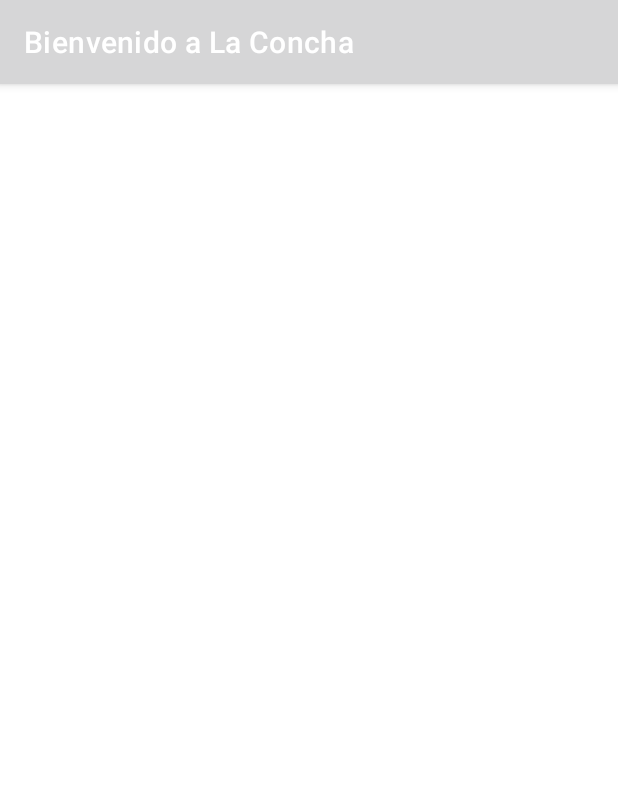
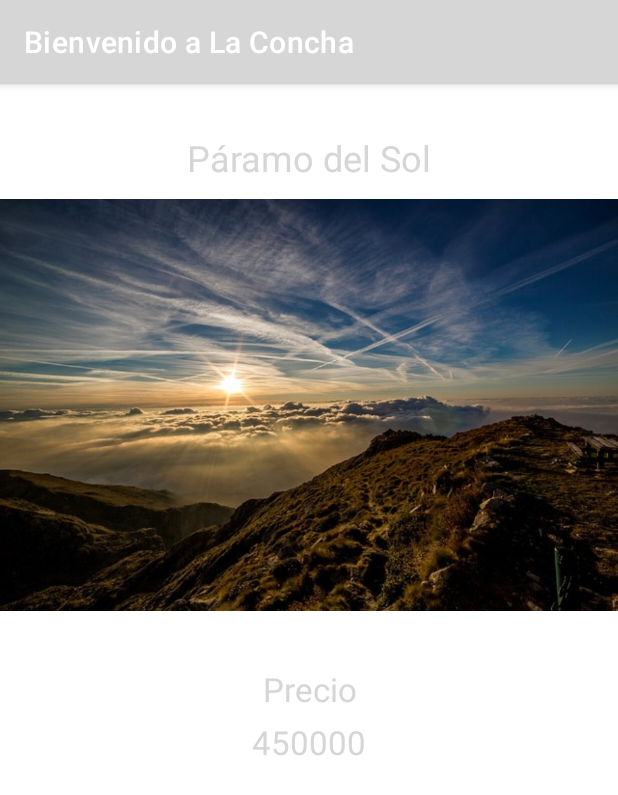
Before and after one commit to jarioss/concepcion, an Android app: the SitiosList screen opened directly, with no data from a screen before it, on a phone screen of 412 x 824 dp. Shown: the top 795 px of the screen. Run offline under Robolectric (Android 15) with nearby library versions, the phone set to English and light mode, and no system bars.

Commit message:
Se finaliza el trabajo, queda pendiente organizar las listas para que queden una sobre la otra

```diff
--- a/app/src/main/AndroidManifest.xml
+++ b/app/src/main/AndroidManifest.xml
@@ -35,9 +35,6 @@
             android:exported="false" />
         <activity
             android:name=".MainActivity"
-            android:exported="false" />
-        <activity
-            android:name=".Home"
             android:exported="true">
             <intent-filter>
                 <action android:name="android.intent.action.MAIN" />
@@ -45,6 +42,9 @@
                 <category android:name="android.intent.category.LAUNCHER" />
             </intent-filter>
         </activity>
+        <activity
+            android:name=".Home"
+            android:exported="false"/>
     </application>
 
 </manifest>
--- a/app/src/main/java/com/example/concepcion/SitiosList.java
+++ b/app/src/main/java/com/example/concepcion/SitiosList.java
@@ -1,14 +1,38 @@
 package com.example.concepcion;
 
 import androidx.appcompat.app.AppCompatActivity;
+import androidx.recyclerview.widget.LinearLayoutManager;
+import androidx.recyclerview.widget.RecyclerView;
 
 import android.os.Bundle;
 
+import com.example.concepcion.adaptadores.AdaptadorSitio;
+import com.example.concepcion.moldes.MoldeSitios;
+
+import java.util.ArrayList;
+
 public class SitiosList extends AppCompatActivity {
 
+
+    ArrayList<MoldeSitios> listaSitios = new ArrayList<>();
+    RecyclerView recyclerSitios;
     @Override
     protected void onCreate(Bundle savedInstanceState) {
         super.onCreate(savedInstanceState);
         setContentView(R.layout.activity_sitios_list);
+        recyclerSitios = findViewById(R.id.listasitiosdinamicos);
+        recyclerSitios.setLayoutManager(new LinearLayoutManager(this, RecyclerView.VERTICAL, false));
+
+        crearLista();
+        AdaptadorSitio adaptador = new AdaptadorSitio(listaSitios);
+        recyclerSitios.setAdapter(adaptador);
+    }
+
+    public void crearLista(){
+        listaSitios.add(new MoldeSitios("Páramo del Sol", "450000", R.drawable.paramosol));
+        listaSitios.add(new MoldeSitios("Isla Paraíso", "1500000", R.drawable.polynesia));
+        listaSitios.add(new MoldeSitios("Concepción", "120000" , R.drawable.concepcion));
+        listaSitios.add(new MoldeSitios("Jardín", "150000" , R.drawable.jardin));
+        listaSitios.add(new MoldeSitios("Medellín", "80000" , R.drawable.metroclabel));
     }
 }
--- /dev/null
+++ b/app/src/main/java/com/example/concepcion/adaptadores/AdaptadorSitio.java
@@ -0,0 +1,60 @@
+package com.example.concepcion.adaptadores;
+
+import android.view.LayoutInflater;
+import android.view.View;
+import android.view.ViewGroup;
+import android.widget.ImageView;
+import android.widget.TextView;
+
+import androidx.annotation.NonNull;
+import androidx.recyclerview.widget.RecyclerView;
+
+import com.example.concepcion.R;
+import com.example.concepcion.moldes.MoldeSitios;
+
+import java.util.ArrayList;
+
+public class AdaptadorSitio extends RecyclerView.Adapter<AdaptadorSitio.viewHolder> {
+
+    public ArrayList<MoldeSitios> listaSitios;
+
+    public AdaptadorSitio(ArrayList<MoldeSitios> listaSitios) {
+        this.listaSitios = listaSitios;
+    }
+
+    public AdaptadorSitio.viewHolder onCreateViewHolder(@NonNull ViewGroup viewGroup, int i) {
+        View vista = LayoutInflater.from(viewGroup.getContext()).inflate(R.layout.molde_sitios, null, false);
+        return new viewHolder(vista);
+    }
+
+    @Override
+    public void onBindViewHolder(@NonNull AdaptadorSitio.viewHolder viewHolder, int i) {
+        viewHolder.actualizarDatos(listaSitios.get(i));
+
+    }
+
+    @Override
+    public int getItemCount() {
+        return listaSitios.size();
+    }
+
+    public class viewHolder extends RecyclerView.ViewHolder {
+        TextView nombreSitio;
+        TextView precioSitio;
+        ImageView fotoSitio;
+
+        public viewHolder(View item) {
+            super(item);
+            fotoSitio = item.findViewById(R.id.fotomoldesitio);
+            nombreSitio = item.findViewById(R.id.titulomoldesitio);
+            precioSitio = item.findViewById(R.id.preciositio);
+        }
+
+        public void actualizarDatos(MoldeSitios moldeSitios){
+            fotoSitio.setImageResource(moldeSitios.getFoto());
+            nombreSitio.setText(moldeSitios.getNombre());
+            precioSitio.setText(moldeSitios.getPrecios());
+        }
+
+    }
+}
--- a/app/src/main/java/com/example/concepcion/adaptadores/AdpatadorSitio.java
+++ /dev/null
@@ -1,4 +0,0 @@
-package com.example.concepcion.adaptadores;
-
-public class AdpatadorSitio {
-}
--- a/app/src/main/java/com/example/concepcion/adaptadores/HotelAdaptador.java
+++ b/app/src/main/java/com/example/concepcion/adaptadores/HotelAdaptador.java
@@ -17,11 +17,9 @@ import java.util.ArrayList;
 public class HotelAdaptador extends RecyclerView.Adapter<HotelAdaptador.viewHolder> {
 
     //ATRIBUTOS
-
     public ArrayList<MoldeHotel> listaHoteles;
 
     //CONSTRUCTOR
-
 
     public HotelAdaptador(ArrayList<MoldeHotel> listaHoteles) {
         this.listaHoteles = listaHoteles;
--- a/app/src/main/java/com/example/concepcion/moldes/MoldeSitios.java
+++ b/app/src/main/java/com/example/concepcion/moldes/MoldeSitios.java
@@ -1,4 +1,39 @@
 package com.example.concepcion.moldes;
 
 public class MoldeSitios {
+
+    private String nombre;
+    private String precios;
+    private Integer foto;
+
+    public MoldeSitios(String nombre, String precios, Integer foto) {
+        this.nombre = nombre;
+        this.precios = precios;
+        this.foto = foto;
+
+    }
+
+    public String getNombre() {
+        return nombre;
+    }
+
+    public void setNombre(String nombre) {
+        this.nombre = nombre;
+    }
+
+    public String getPrecios() {
+        return precios;
+    }
+
+    public void setPrecios(String precios) {
+        this.precios = precios;
+    }
+
+    public Integer getFoto() {
+        return foto;
+    }
+
+    public void setFoto(Integer foto) {
+        this.foto = foto;
+    }
 }
--- a/app/src/main/res/layout/activity_sitios_list.xml
+++ b/app/src/main/res/layout/activity_sitios_list.xml
@@ -7,7 +7,11 @@
     tools:context=".SitiosList">
 
     <androidx.recyclerview.widget.RecyclerView
+        android:id="@+id/listasitiosdinamicos"
         android:layout_width="match_parent"
-        android:layout_height="match_parent"/>
+        app:layout_constraintTop_toTopOf="parent"
+        app:layout_constraintStart_toStartOf="parent"
+        app:layout_constraintEnd_toEndOf="parent"
+        android:layout_height="wrap_content"/>
 
 </androidx.constraintlayout.widget.ConstraintLayout>
--- a/app/src/main/res/layout/molde_hotel.xml
+++ b/app/src/main/res/layout/molde_hotel.xml
@@ -60,7 +60,7 @@
         app:layout_constraintEnd_toEndOf="parent"
         app:layout_constraintStart_toStartOf="parent"
         app:layout_constraintTop_toTopOf="parent"
-        app:layout_constraintVertical_bias="0.6" />
+        app:layout_constraintVertical_bias="0.61" />
 
     <TextView
         android:id="@+id/preciohotelquemado"
--- a/app/src/main/res/layout/molde_restaurant.xml
+++ b/app/src/main/res/layout/molde_restaurant.xml
@@ -45,7 +45,6 @@
         android:textSize="22dp"
         app:layout_constraintBottom_toBottomOf="parent"
         app:layout_constraintEnd_toEndOf="parent"
-        app:layout_constraintHorizontal_bias="0.02"
         app:layout_constraintStart_toStartOf="parent"
         app:layout_constraintTop_toTopOf="parent"
         app:layout_constraintVertical_bias="0.55"
@@ -60,10 +59,9 @@
         android:textSize="22dp"
         app:layout_constraintBottom_toBottomOf="parent"
         app:layout_constraintEnd_toEndOf="parent"
-        app:layout_constraintHorizontal_bias="0.02"
         app:layout_constraintStart_toStartOf="parent"
         app:layout_constraintTop_toTopOf="parent"
-        app:layout_constraintVertical_bias="0.6"
+        app:layout_constraintVertical_bias="0.61"
         android:textAlignment="center"/>
 
     <TextView
@@ -90,7 +88,6 @@
         android:textSize="22dp"
         app:layout_constraintBottom_toBottomOf="parent"
         app:layout_constraintEnd_toEndOf="parent"
-        app:layout_constraintHorizontal_bias="0.02"
         app:layout_constraintStart_toStartOf="parent"
         app:layout_constraintTop_toTopOf="parent"
         app:layout_constraintVertical_bias="0.75"
```
Also changed, not shown: app/src/main/java/com/example/concepcion/Restaurantes.java (+16 -0 lines), app/src/main/java/com/example/concepcion/Sitios.java (+15 -0 lines), app/src/main/java/com/example/concepcion/adaptadores/AdaptadorRestau.java (+6 -6 lines), app/src/main/res/layout/molde_sitios.xml (+7 -36 lines).
